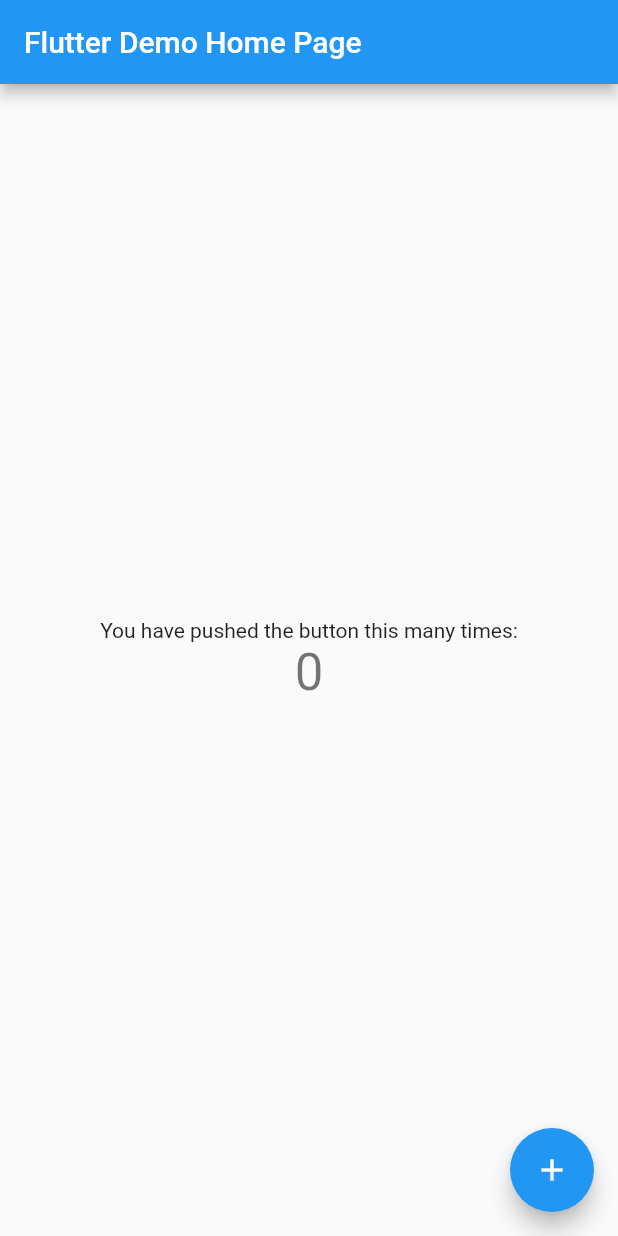
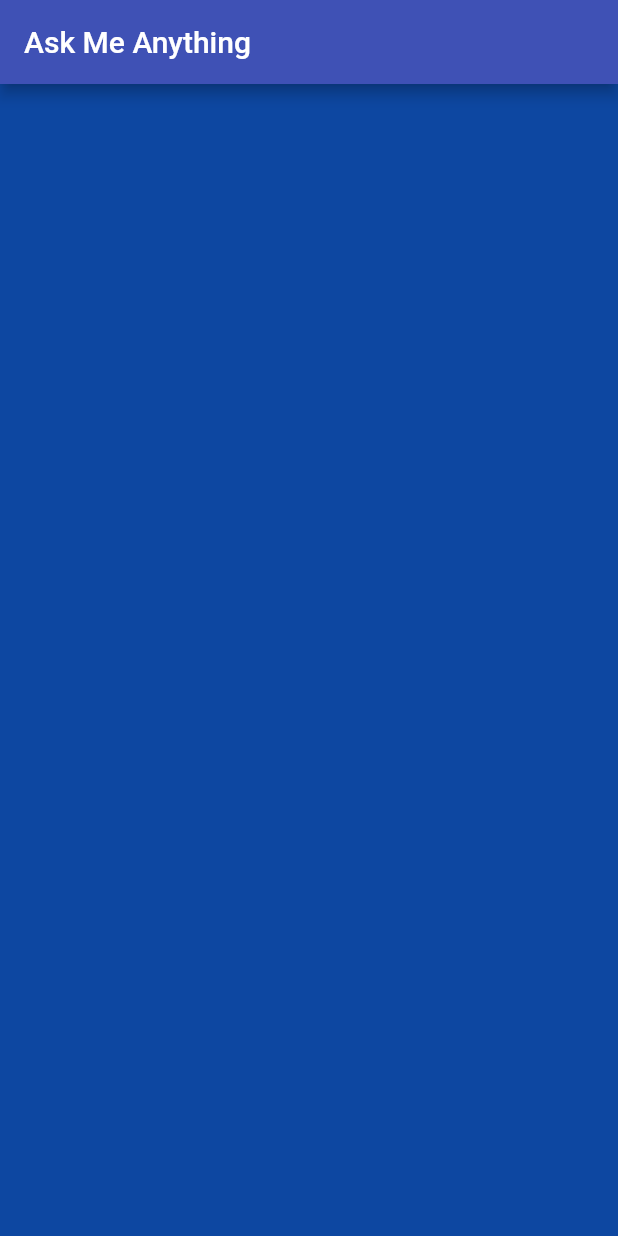
Before and after one commit to t10kiyotaka/magic-8-ball, a Flutter app: the screen it shows after launch, on a phone screen of 412 x 824 dp. Run offline on Flutter 3.47's test engine with Material 2 defaults, Android fonts, the phone set to English and light mode, and no system bars.

Commit message:
Scaffold

```diff
--- a/lib/main.dart
+++ b/lib/main.dart
@@ -1,117 +1,23 @@
 import 'package:flutter/material.dart';
 
 void main() {
-  runApp(MyApp());
+  runApp(
+    MaterialApp(
+      home: BallPage(),
+    ),
+  );
 }
 
-class MyApp extends StatelessWidget {
-  // This widget is the root of your application.
+class BallPage extends StatelessWidget {
   @override
   Widget build(BuildContext context) {
-    return MaterialApp(
-      title: 'Flutter Demo',
-      theme: ThemeData(
-        // This is the theme of your application.
-        //
-        // Try running your application with "flutter run". You'll see the
-        // application has a blue toolbar. Then, without quitting the app, try
-        // changing the primarySwatch below to Colors.green and then invoke
-        // "hot reload" (press "r" in the console where you ran "flutter run",
-        // or simply save your changes to "hot reload" in a Flutter IDE).
-        // Notice that the counter didn't reset back to zero; the application
-        // is not restarted.
-        primarySwatch: Colors.blue,
-        // This makes the visual density adapt to the platform that you run
-        // the app on. For desktop platforms, the controls will be smaller and
-        // closer together (more dense) than on mobile platforms.
-        visualDensity: VisualDensity.adaptivePlatformDensity,
+    return Scaffold(
+      backgroundColor: Colors.blue[900],
+      appBar: AppBar(
+        title: Text('Ask Me Anything'),
+        backgroundColor: Colors.indigo,
       ),
-      home: MyHomePage(title: 'Flutter Demo Home Page'),
+      body: Container(),
     );
   }
 }
-
-class MyHomePage extends StatefulWidget {
-  MyHomePage({Key key, this.title}) : super(key: key);
-
-  // This widget is the home page of your application. It is stateful, meaning
-  // that it has a State object (defined below) that contains fields that affect
-  // how it looks.
-
-  // This class is the configuration for the state. It holds the values (in this
-  // case the title) provided by the parent (in this case the App widget) and
-  // used by the build method of the State. Fields in a Widget subclass are
-  // always marked "final".
-
-  final String title;
-
-  @override
-  _MyHomePageState createState() => _MyHomePageState();
-}
-
-class _MyHomePageState extends State<MyHomePage> {
-  int _counter = 0;
-
-  void _incrementCounter() {
-    setState(() {
-      // This call to setState tells the Flutter framework that something has
-      // changed in this State, which causes it to rerun the build method below
-      // so that the display can reflect the updated values. If we changed
-      // _counter without calling setState(), then the build method would not be
-      // called again, and so nothing would appear to happen.
-      _counter++;
-    });
-  }
-
-  @override
-  Widget build(BuildContext context) {
-    // This method is rerun every time setState is called, for instance as done
-    // by the _incrementCounter method above.
-    //
-    // The Flutter framework has been optimized to make rerunning build methods
-    // fast, so that you can just rebuild anything that needs updating rather
-    // than having to individually change instances of widgets.
-    return Scaffold(
-      appBar: AppBar(
-        // Here we take the value from the MyHomePage object that was created by
-        // the App.build method, and use it to set our appbar title.
-        title: Text(widget.title),
-      ),
-      body: Center(
-        // Center is a layout widget. It takes a single child and positions it
-        // in the middle of the parent.
-        child: Column(
-          // Column is also a layout widget. It takes a list of children and
-          // arranges them vertically. By default, it sizes itself to fit its
-          // children horizontally, and tries to be as tall as its parent.
-          //
-          // Invoke "debug painting" (press "p" in the console, choose the
-          // "Toggle Debug Paint" action from the Flutter Inspector in Android
-          // Studio, or the "Toggle Debug Paint" command in Visual Studio Code)
-          // to see the wireframe for each widget.
-          //
-          // Column has various properties to control how it sizes itself and
-          // how it positions its children. Here we use mainAxisAlignment to
-          // center the children vertically; the main axis here is the vertical
-          // axis because Columns are vertical (the cross axis would be
-          // horizontal).
-          mainAxisAlignment: MainAxisAlignment.center,
-          children: <Widget>[
-            Text(
-              'You have pushed the button this many times:',
-            ),
-            Text(
-              '$_counter',
-              style: Theme.of(context).textTheme.headline4,
-            ),
-          ],
-        ),
-      ),
-      floatingActionButton: FloatingActionButton(
-        onPressed: _incrementCounter,
-        tooltip: 'Increment',
-        child: Icon(Icons.add),
-      ), // This trailing comma makes auto-formatting nicer for build methods.
-    );
-  }
-}
```
